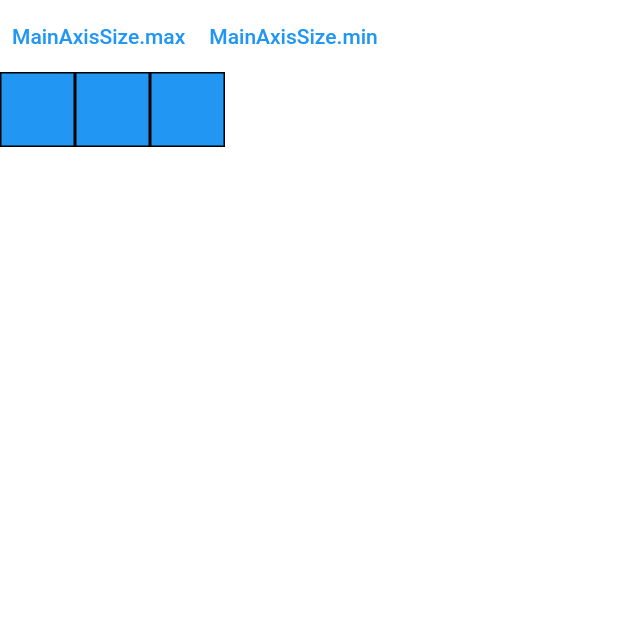
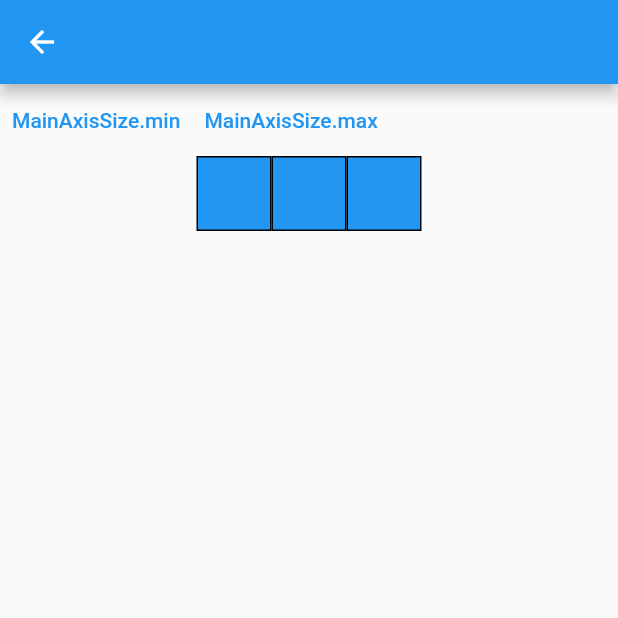
Before and after one commit to lostsquirrel/flutter-demos, a Flutter app: the MainAxisSizeDemo screen opened by its route, on a phone screen of 412 x 824 dp, the top half of it. Run offline on Flutter 3.47's test engine with Material 2 defaults, Android fonts, the phone set to English and light mode, and no system bars.

```diff
--- a/layout_basics/lib/blue_box.dart
+++ b/layout_basics/lib/blue_box.dart
@@ -1,13 +1,16 @@
 import 'package:flutter/material.dart';
 
 class BlueBox extends StatelessWidget {
-  const BlueBox({Key? key}) : super(key: key);
+  const BlueBox({Key? key, this.width = 50, this.height = 50})
+      : super(key: key);
+  final double width;
+  final double height;
 
   @override
   Widget build(BuildContext context) {
     return Container(
-      width: 50,
-      height: 50,
+      width: width,
+      height: height,
       decoration: BoxDecoration(
         color: Colors.blue,
         border: Border.all(),
@@ -15,3 +18,6 @@ class BlueBox extends StatelessWidget {
     );
   }
 }
+
+List<BlueBox> buildBoxList() =>
+    [1, 2, 3].map<BlueBox>((e) => const BlueBox()).toList();
--- a/layout_basics/lib/main_axis_size_demo.dart
+++ b/layout_basics/lib/main_axis_size_demo.dart
@@ -11,21 +11,23 @@ class MainAxisSizeDemo extends StatefulWidget {
 }
 
 class _MainAxisSizeDemoState extends State<MainAxisSizeDemo> {
-  final _sizes = [MainAxisSize.max, MainAxisSize.min];
+  final _sizes = MainAxisSize.values;
   int _sizeTypeIndex = 0;
   @override
   Widget build(BuildContext context) {
-    return Column(
+    return Scaffold(
+      appBar: AppBar(),
+      body: Column(
         children: [
           Row(
             // mainAxisSize: MainAxisSize.max,
             children: [
-            ...[0, 1].map((e) {
+              ..._sizes.map((e) {
                 return TextButton(
-                child: Text(_sizes[e].toString()),
+                  child: Text(e.toString()),
                   onPressed: () {
                     setState(() {
-                    _sizeTypeIndex = e;
+                      _sizeTypeIndex = _sizes.indexOf(e);
                     });
                   },
                 );
@@ -34,12 +36,10 @@ class _MainAxisSizeDemoState extends State<MainAxisSizeDemo> {
           ),
           Row(
             mainAxisSize: _sizes[_sizeTypeIndex],
-          children: _buildBoxList(),
+            children: buildBoxList(),
           ),
         ],
+      ),
     );
   }
-
-  List<BlueBox> _buildBoxList() =>
-      [1, 2, 3].map<BlueBox>((e) => const BlueBox()).toList();
 }
```
Also changed, not shown: layout_basics/lib/cross_axis_alignment_demo.dart (added, +49 -0 lines), layout_basics/lib/home.dart (+10 -2 lines), layout_basics/lib/main.dart (+7 -68 lines), layout_basics/lib/main_axis_alignment_demo.dart (added, +50 -0 lines). Lines whose indentation alone changed are shown as unchanged.
